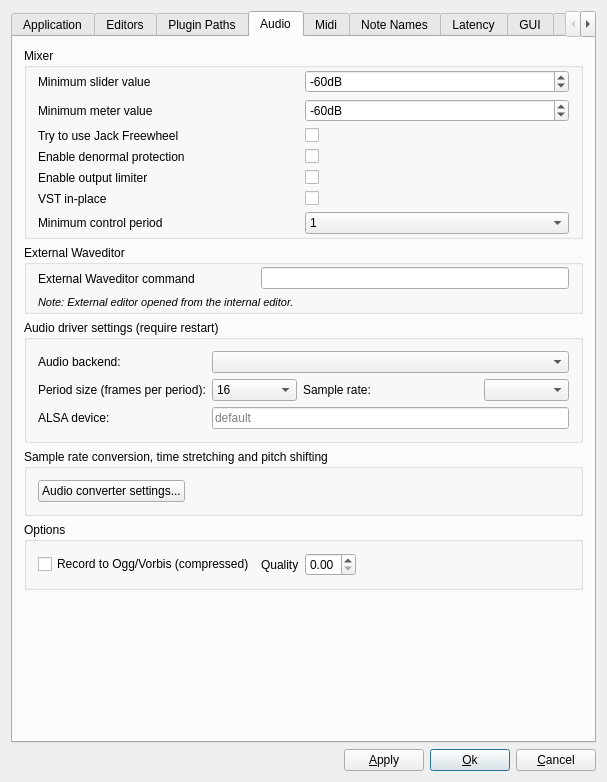
spamatica/muse, file src/muse/components/gensetbase.ui: the form before one commit.
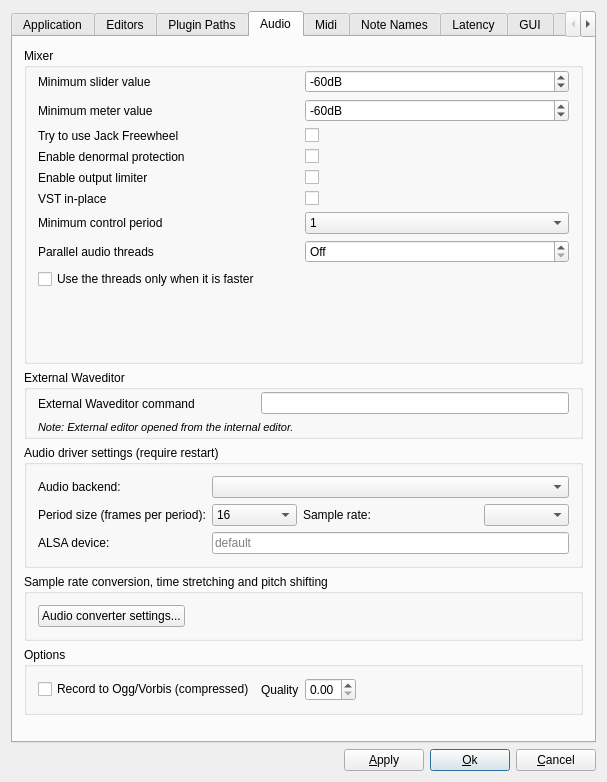
The form after the commit. The open tabs and pages were chosen to show the change.

Commit message: Add parallel audio processing of the tracks

Diff of the .ui file:
```diff
--- a/src/muse/components/gensetbase.ui
+++ b/src/muse/components/gensetbase.ui
@@ -1119,6 +1119,65 @@
             </item>
            </widget>
           </item>
+          <item row="7" column="0">
+           <widget class="QLabel" name="audioThreadsLabel">
+            <property name="text">
+             <string>Parallel audio threads</string>
+            </property>
+           </widget>
+          </item>
+          <item row="7" column="1">
+           <widget class="QSpinBox" name="audioThreadsSpinBox">
+            <property name="toolTip">
+             <string>Number of threads for processing the audio tracks in parallel, including the audio thread.</string>
+            </property>
+            <property name="whatsThis">
+             <string>Process the audio tracks on several threads, for projects with many tracks or heavy plugins.
+Tracks that need each other's output are still processed in order.
+Off processes everything in the audio thread, as before.
+Right click a track name and choose 'Process in the Audio Thread Only'
+for a plugin that does not work beside others.</string>
+            </property>
+            <property name="specialValueText">
+             <string>Off</string>
+            </property>
+            <property name="minimum">
+             <number>0</number>
+            </property>
+            <property name="maximum">
+             <number>16</number>
+            </property>
+           </widget>
+          </item>
+          <item row="8" column="0" colspan="2">
+           <widget class="QCheckBox" name="audioThreadsAutoCheckBox">
+            <property name="toolTip">
+             <string>Measure both ways now and then, and use the threads only while they are faster.</string>
+            </property>
+            <property name="text">
+             <string>Use the threads only when it is faster</string>
+            </property>
+           </widget>
+          </item>
+          <item row="9" column="0" colspan="2">
+           <widget class="QLabel" name="audioParallelStatusLabel">
+            <property name="minimumSize">
+             <size>
+              <width>0</width>
+              <height>64</height>
+             </size>
+            </property>
+            <property name="alignment">
+             <set>Qt::AlignLeading|Qt::AlignLeft|Qt::AlignTop</set>
+            </property>
+            <property name="text">
+             <string/>
+            </property>
+            <property name="wordWrap">
+             <bool>true</bool>
+            </property>
+           </widget>
+          </item>
          </layout>
         </widget>
        </item>
```
Left out of the diff: 2 changed lines with no effect on the pictures. The commit also changes 23 other files.
